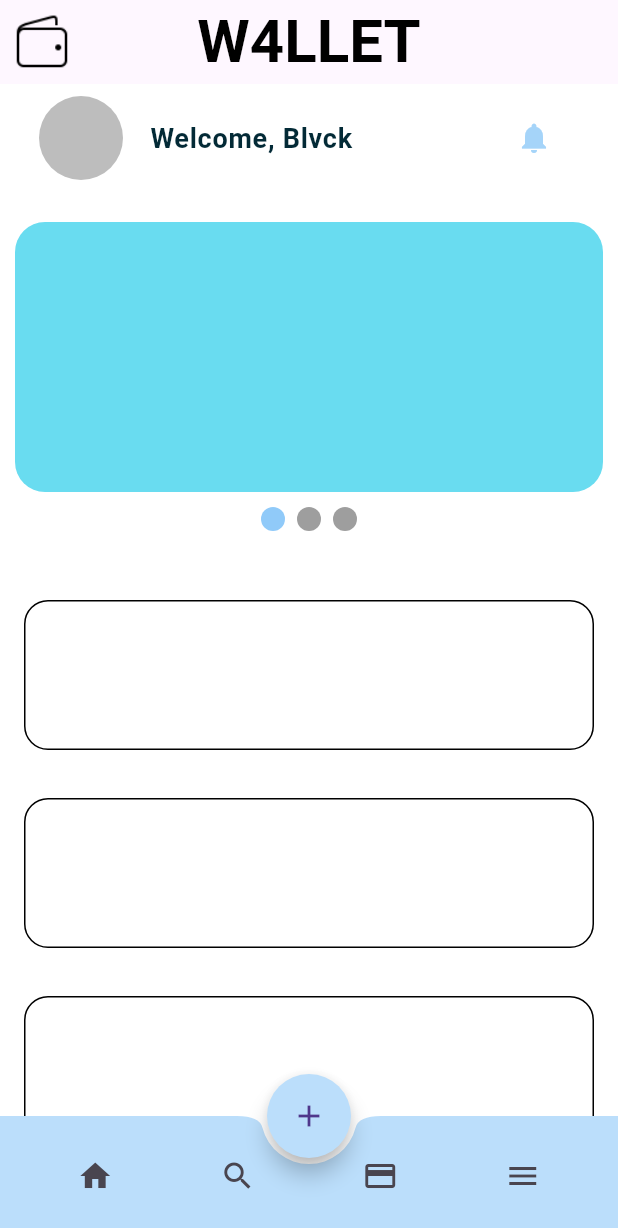
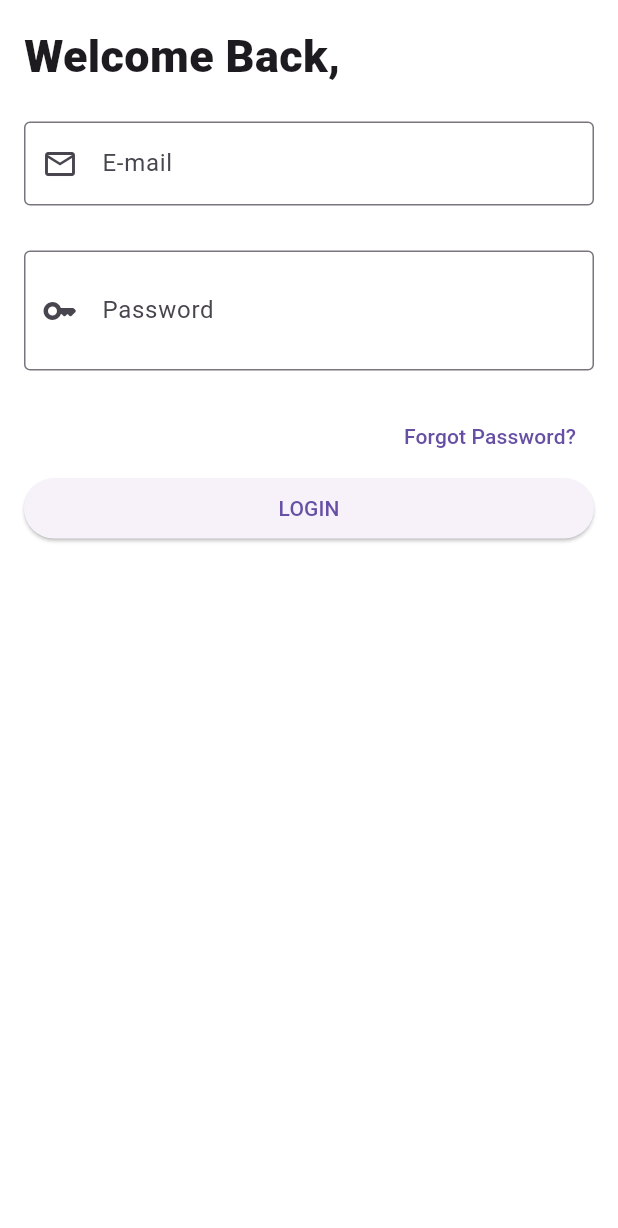
Before and after one commit to ManifestJosh/mobile_payment_platform, a Flutter app: the screen it shows after launch, after a tap on "Skip", after a tap on "Let me in", on a phone screen of 412 x 824 dp. Shown: the top 1228 px of the screen. Run offline on Flutter 3.47's test engine with Material 3 defaults, Android fonts, the phone set to English and light mode, and no system bars; drawn by our look-alikes of smooth_page_indicator; our stand-ins replace lottie; network calls fail.

Commit message:
added the login page

```diff
--- a/lib/main.dart
+++ b/lib/main.dart
@@ -1,6 +1,6 @@
 import 'package:flutter/material.dart';
 
-import 'Homepage/firstPage.dart';
+import 'pages/firstPage.dart';
 
 void main() {
   runApp(const MyApp());
--- a/lib/Homepage/firstPage.dart
+++ b/lib/pages/firstPage.dart
@@ -1,6 +1,7 @@
 import 'package:flutter/material.dart';
 import 'package:lottie/lottie.dart';
-import 'package:mobile_payment_platform/Homepage/homepage.dart';
+import 'package:mobile_payment_platform/pages/homepage.dart';
+import 'package:mobile_payment_platform/pages/login.dart';
 import 'package:mobile_payment_platform/styles.dart';
 import 'package:smooth_page_indicator/smooth_page_indicator.dart';
 
@@ -64,7 +65,7 @@ class _OnBoardingScreenState extends State<OnBoardingScreen> {
                     onTap: () {
                       Navigator.push(context,
                           MaterialPageRoute(builder: (context) {
-                        return Homepage();
+                        return LoginScreen();
                       }));
                     },
                     child: Text('Let me in'),
--- /dev/null
+++ b/lib/pages/login.dart
@@ -0,0 +1,72 @@
+import 'package:flutter/material.dart';
+
+class LoginScreen extends StatelessWidget {
+  const LoginScreen({super.key});
+
+  @override
+  Widget build(BuildContext context) {
+    final size = MediaQuery.of(context).size;
+
+    return SafeArea(
+      child: Scaffold(
+        body: SingleChildScrollView(
+          padding: EdgeInsets.all(16.0),
+          child: Column(
+            crossAxisAlignment: CrossAxisAlignment.start,
+            children: [
+              Text(
+                'Welcome Back,',
+                style: TextStyle(fontSize: 30, fontWeight: FontWeight.w800),
+              ),
+              Form(
+                  child: Container(
+                padding: EdgeInsets.symmetric(vertical: 22.0),
+                child: Column(
+                  crossAxisAlignment: CrossAxisAlignment.start,
+                  children: [
+                    TextFormField(
+                      decoration: InputDecoration(
+                          prefixIcon: Icon(Icons.email_outlined),
+                          labelText: 'E-mail',
+                          hintText: 'E-mail',
+                          border: OutlineInputBorder()),
+                    ),
+                    SizedBox(
+                      height: 30,
+                    ),
+                    TextFormField(
+                      decoration: InputDecoration(
+                          prefixIcon: Icon(Icons.key_rounded),
+                          labelText: 'Password',
+                          hintText: 'Password',
+                          border: OutlineInputBorder(),
+                          suffix: IconButton(
+                            icon: Icon(Icons.remove_red_eye),
+                            onPressed: () {},
+                          )),
+                    ),
+                    SizedBox(height: 20),
+                    Align(
+                      alignment: Alignment.centerRight,
+                      child: TextButton(
+                        onPressed: () {},
+                        child: Text("Forgot Password?"),
+                      ),
+                    ),
+                    SizedBox(
+                      width: double.infinity,
+                      child: ElevatedButton(
+                        onPressed: () {},
+                        child: Text('LOGIN'),
+                      ),
+                    ),
+                  ],
+                ),
+              ))
+            ],
+          ),
+        ),
+      ),
+    );
+  }
+}
```
Also changed, not shown: lib/pages/homepage.dart (renamed from lib/Homepage/homepage.dart), lib/pages/secondPage.dart (renamed from lib/Homepage/secondPage.dart).
